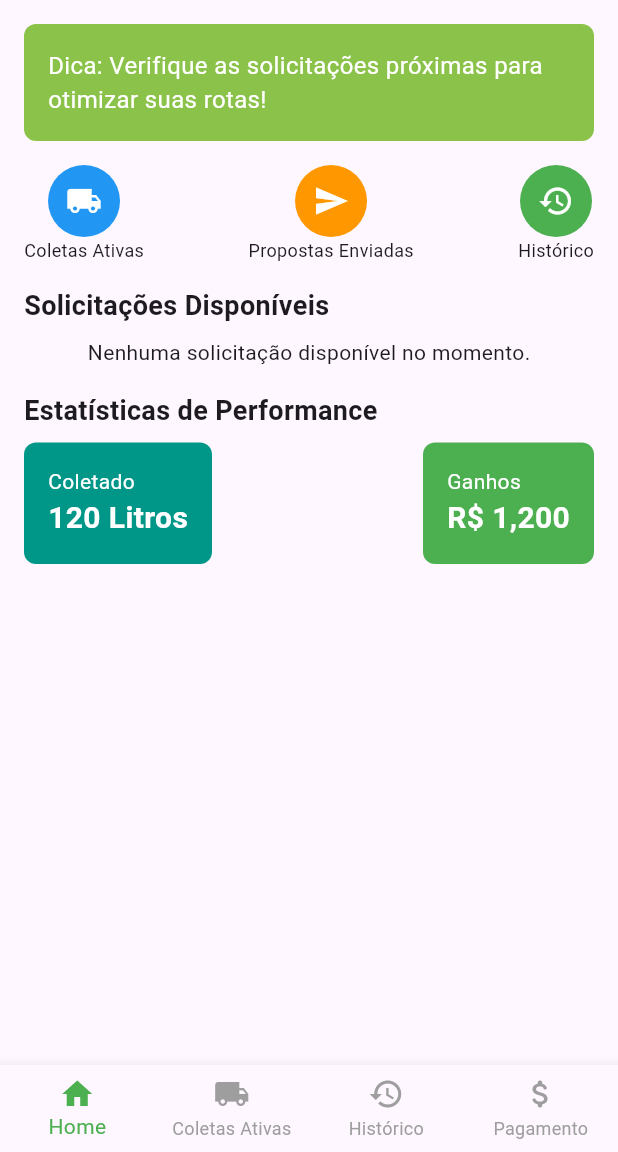
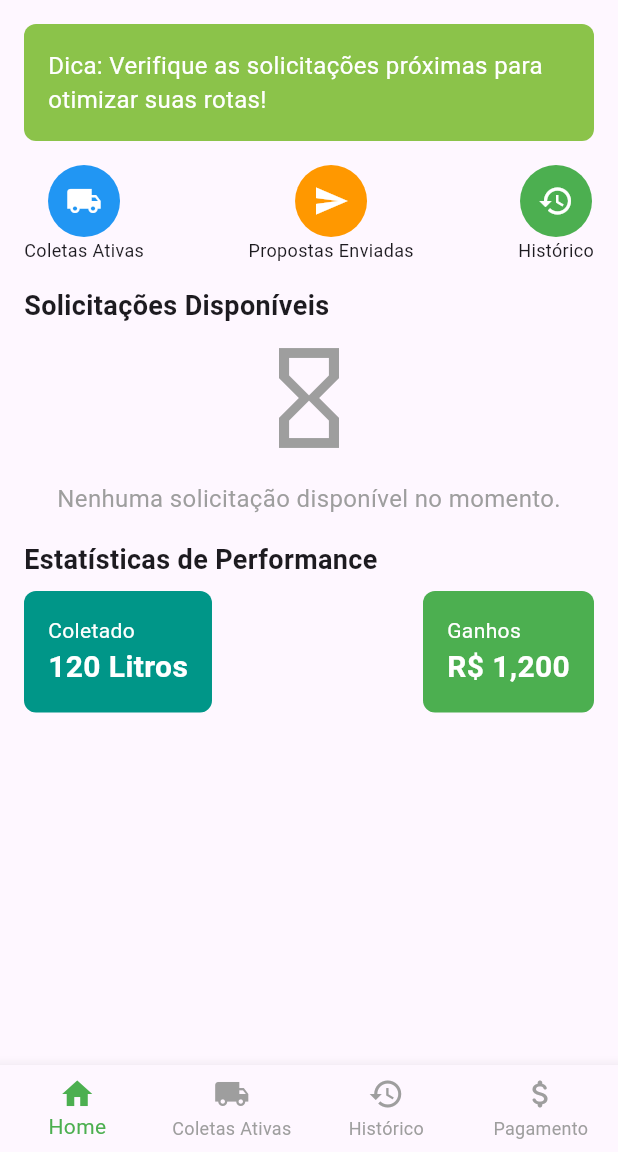
Before and after one commit to LucasBatista37/ciclou_projeto, a Flutter app: the CollectorDashboard screen opened directly with empty values, on a phone screen of 412 x 824 dp, the part 84-1236 px from its top. Run offline on Flutter 3.47's test engine with Material 3 defaults, Android fonts, the phone set to English and light mode, and no system bars; our stand-ins replace cloud_firestore, firebase_auth, firebase_core, geolocator, google_maps_flutter, image_picker and 3 more; missing offline and left inert: flutter_pdfview; accounts and stored records are empty.

Commit message:
condicao de nenhuma proposta aceita, melhora do fluxo

```diff
--- a/lib/components/custom_drawer.dart
+++ b/lib/components/custom_drawer.dart
@@ -111,9 +111,7 @@ class CustomDrawer extends StatelessWidget {
               Navigator.push(
                 context,
                 MaterialPageRoute(
-                  builder: (context) => const CertificatesScreen(
-                    filePath: '/path/to/default/certificate.pdf',
-                  ),
+                  builder: (context) => const CertificatesScreen(),
                 ),
               );
             },
--- a/lib/main.dart
+++ b/lib/main.dart
@@ -14,6 +14,7 @@ class MyApp extends StatelessWidget {
   @override
   Widget build(BuildContext context) {
     return MaterialApp(
+      debugShowCheckedModeBanner: false,
       title: 'Ciclou App',
       theme: ThemeData(primarySwatch: Colors.green),
       home: const RegisterRequestorScreen(),
--- a/lib/screens/Collector/collector_dashboard.dart
+++ b/lib/screens/Collector/collector_dashboard.dart
@@ -274,12 +274,38 @@ class _CollectorDashboardState extends State<CollectorDashboard> {
         }
 
         if (snapshot.hasError) {
-          return const Center(child: Text('Erro ao carregar solicitações.'));
+          return const Center(
+            child: Column(
+              mainAxisAlignment: MainAxisAlignment.center,
+              children: [
+                Icon(Icons.error, size: 80, color: Colors.red),
+                SizedBox(height: 16),
+                Text(
+                  'Erro ao carregar solicitações.',
+                  style: TextStyle(fontSize: 16, color: Colors.red),
+                ),
+              ],
+            ),
+          );
         }
 
         if (!snapshot.hasData || snapshot.data!.docs.isEmpty) {
           return const Center(
-            child: Text('Nenhuma solicitação disponível no momento.'),
+            child: Column(
+              mainAxisAlignment: MainAxisAlignment.center,
+              children: [
+                Icon(
+                  Icons.hourglass_empty, // Ícone de lista vazia
+                  size: 80,
+                  color: Colors.grey,
+                ),
+                SizedBox(height: 16),
+                Text(
+                  'Nenhuma solicitação disponível no momento.',
+                  style: TextStyle(fontSize: 16, color: Colors.grey),
+                ),
+              ],
+            ),
           );
         }
 
```
Also changed, not shown: lib/screens/Collector/certificates_screen.dart (+81 -9 lines), lib/screens/Requestor/proposals_screen.dart (+13 -2 lines), lib/screens/Requestor/requestor_dashboard.dart (+18 -2 lines), lib/screens/configuration_screen.dart (+0 -7 lines), lib/screens/Collector/send_proposal.dart (line endings or trailing spaces).
